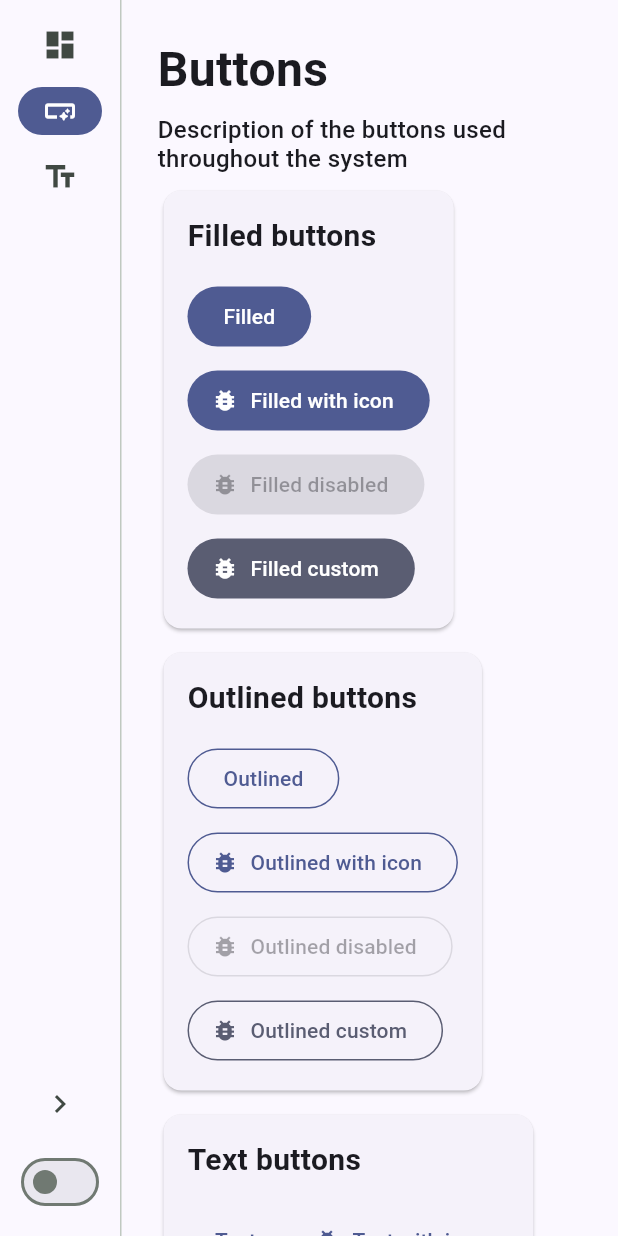
After one commit to felipeemidio/smart_design_system, a Flutter app: the screen it shows after launch, after a tap on "Typography", after a tap on "Dashboard", after a tap on "Buttons", on a phone screen of 412 x 824 dp. The commit adds this screen. Run offline on Flutter 3.47's test engine with Material 3 defaults, Android fonts, the phone set to English and light mode, and no system bars; our stand-ins replace go_router.

Commit message:
feat: add typography and PageTemplate. Update ShowcaseCard

```diff
--- a/example/lib/main.dart
+++ b/example/lib/main.dart
@@ -1,6 +1,7 @@
 import 'package:example/pages/buttons_page.dart';
 import 'package:example/pages/dashboard_page.dart';
 import 'package:example/pages/home_page.dart';
+import 'package:example/pages/typography_page.dart';
 import 'package:example/utils/animation_utils.dart';
 import 'package:flutter/material.dart';
 import 'package:flutter_web_plugins/url_strategy.dart';
@@ -38,6 +39,13 @@ final GoRouter _router = GoRouter(
             child: const ButtonsPage(),
           ),
         ),
+        GoRoute(
+          path: '/typography',
+          pageBuilder: (context, state) => buildCustomTransitionPage(
+            state: state,
+            child: const TypographyPage(),
+          ),
+        ),
       ],
     ),
   ],
--- a/example/lib/pages/buttons_page.dart
+++ b/example/lib/pages/buttons_page.dart
@@ -1,3 +1,4 @@
+import 'package:example/widgets/page_tamplate.dart';
 import 'package:example/widgets/showcase_card.dart';
 import 'package:flutter/material.dart';
 import 'package:smart_design_system/smart_design_system.dart';
@@ -7,16 +8,18 @@ class ButtonsPage extends StatelessWidget {
 
   @override
   Widget build(BuildContext context) {
-    return Padding(
-      padding: const EdgeInsets.all(24),
+    return PageTemplate(
+      title: 'Buttons',
+      subtitle: 'Description of the buttons used throughout the system',
       child: Column(
         spacing: 8,
         crossAxisAlignment: CrossAxisAlignment.start,
         children: <Widget>[
-          Text('Buttons', style: Theme.of(context).textTheme.headlineLarge),
-          Text('Try to click them and check out the snackbar', style: Theme.of(context).textTheme.titleLarge),
           ShowcaseCard(
             title: 'Filled buttons',
+            child: Wrap(
+              runSpacing: 8,
+              spacing: 8,
               children: [
                 SmartFilledButton(
                   label: 'Filled',
@@ -40,8 +43,12 @@ class ButtonsPage extends StatelessWidget {
                 ),
               ],
             ),
+          ),
           ShowcaseCard(
             title: 'Outlined buttons',
+            child: Wrap(
+              runSpacing: 8,
+              spacing: 8,
               children: [
                 SmartOutlinedButton(
                   label: 'Outlined',
@@ -50,7 +57,8 @@ class ButtonsPage extends StatelessWidget {
                 SmartOutlinedButton(
                   icon: Icons.bug_report,
                   label: 'Outlined with icon',
-                onPressed: () => SmartSnackBarUtils.error(context, message: 'Hello, from Outlined Button (with Icon)'),
+                  onPressed: () =>
+                      SmartSnackBarUtils.error(context, message: 'Hello, from Outlined Button (with Icon)'),
                 ),
                 SmartOutlinedButton(
                   icon: Icons.bug_report,
@@ -65,8 +73,12 @@ class ButtonsPage extends StatelessWidget {
                 ),
               ],
             ),
+          ),
           ShowcaseCard(
             title: 'Text buttons',
+            child: Wrap(
+              spacing: 8,
+              runSpacing: 8,
               children: [
                 SmartTextButton(
                   label: 'Text',
@@ -90,6 +102,7 @@ class ButtonsPage extends StatelessWidget {
                 ),
               ],
             ),
+          ),
         ],
       ),
     );
--- a/example/lib/pages/dashboard_page.dart
+++ b/example/lib/pages/dashboard_page.dart
@@ -1,3 +1,4 @@
+import 'package:example/widgets/page_tamplate.dart';
 import 'package:flutter/material.dart';
 
 class DashboardPage extends StatelessWidget {
@@ -5,17 +6,12 @@ class DashboardPage extends StatelessWidget {
 
   @override
   Widget build(BuildContext context) {
-    return Padding(
-      padding: const EdgeInsets.all(24),
-      child: Column(
-        children: [
-          Center(
-            child: Text(
-              'Welcome to our Smart Design System',
-              style: Theme.of(context).textTheme.headlineLarge,
-            ),
-          ),
-        ],
+    return PageTemplate(
+      child: Center(
+        child: Text(
+          'Welcome to our Smart Design System',
+          style: Theme.of(context).textTheme.headlineLarge,
+        ),
       ),
     );
   }
--- a/example/lib/pages/home_page.dart
+++ b/example/lib/pages/home_page.dart
@@ -38,6 +38,12 @@ class _HomePageState extends State<HomePage> {
             icon: Icons.smart_button_rounded,
             onPressed: () => _onSelect('/buttons'),
           ),
+          SmartRailMenu(
+            id: '/typography',
+            label: 'Typography',
+            icon: Icons.text_fields,
+            onPressed: () => _onSelect('/typography'),
+          ),
         ],
         trailing: Expanded(
           child: Padding(
--- /dev/null
+++ b/example/lib/pages/typography_page.dart
@@ -0,0 +1,71 @@
+import 'package:example/widgets/page_tamplate.dart';
+import 'package:example/widgets/showcase_card.dart';
+import 'package:flutter/material.dart';
+import 'package:smart_design_system/smart_design_system.dart';
+
+class TypographyPage extends StatelessWidget {
+  const TypographyPage({super.key});
+
+  String _buildFontText(String name, TextStyle style, String defaultFontFamily) {
+    return '$name ${style.fontFamily ?? defaultFontFamily} ${style.fontSize}px w${style.fontWeight?.value} height:${style.height}';
+  }
+
+  @override
+  Widget build(BuildContext context) {
+    final smartTypography = SmartDesignSystem.of(context).smartTypography;
+    final defaultFontFamily = Theme.of(context).textTheme.bodyLarge?.fontFamily ?? '-';
+    return PageTemplate(
+      title: 'Typography',
+      subtitle: 'Description of the texts used throughout the system',
+      child: ShowcaseCard(
+        title: 'Styles',
+        child: Column(
+          crossAxisAlignment: CrossAxisAlignment.start,
+          spacing: 16,
+          children: [
+            Text(
+              _buildFontText('Title1', smartTypography.title1, defaultFontFamily),
+              style: smartTypography.title1,
+            ),
+            Text(
+              _buildFontText('Title2', smartTypography.title2, defaultFontFamily),
+              style: smartTypography.title2,
+            ),
+            Text(
+              _buildFontText('Title3', smartTypography.title3, defaultFontFamily),
+              style: smartTypography.title3,
+            ),
+            Text(
+              _buildFontText('Title4', smartTypography.title4, defaultFontFamily),
+              style: smartTypography.title4,
+            ),
+            Text(
+              _buildFontText('Subtitle1', smartTypography.subtitle1, defaultFontFamily),
+              style: smartTypography.subtitle1,
+            ),
+            Text(
+              _buildFontText('Subtitle2', smartTypography.subtitle2, defaultFontFamily),
+              style: smartTypography.subtitle2,
+            ),
+            Text(
+              _buildFontText('Body1', smartTypography.body1, defaultFontFamily),
+              style: smartTypography.body1,
+            ),
+            Text(
+              _buildFontText('Body2', smartTypography.body2, defaultFontFamily),
+              style: smartTypography.body2,
+            ),
+            Text(
+              _buildFontText('Button', smartTypography.button, defaultFontFamily),
+              style: smartTypography.button,
+            ),
+            Text(
+              _buildFontText('label', smartTypography.label, defaultFontFamily),
+              style: smartTypography.label,
+            ),
+          ],
+        ),
+      ),
+    );
+  }
+}
--- a/example/lib/utils/animation_utils.dart
+++ b/example/lib/utils/animation_utils.dart
@@ -8,7 +8,7 @@ CustomTransitionPage<T> buildCustomTransitionPage<T>({
   return CustomTransitionPage<T>(
     key: state.pageKey,
     child: child,
-    transitionDuration: const Duration(milliseconds: 250),
+    transitionDuration: const Duration(milliseconds: 100),
     transitionsBuilder: (context, animation, secondaryAnimation, child) {
       return FadeTransition(
         opacity: CurveTween(curve: Curves.easeInOut).animate(animation),
--- /dev/null
+++ b/example/lib/widgets/page_tamplate.dart
@@ -0,0 +1,31 @@
+import 'package:flutter/material.dart';
+import 'package:smart_design_system/smart_design_system.dart';
+
+class PageTemplate extends StatelessWidget {
+  final String? title;
+  final String? subtitle;
+  final Widget child;
+  const PageTemplate({super.key, this.title, this.subtitle, required this.child});
+
+  @override
+  Widget build(BuildContext context) {
+    return SingleChildScrollView(
+      child: Padding(
+        padding: const EdgeInsets.all(24),
+        child: Column(
+          spacing: 8,
+          crossAxisAlignment: CrossAxisAlignment.start,
+          children: <Widget>[
+            if (title != null) Text(title!, style: SmartDesignSystem.of(context).smartTypography.title1),
+            if (subtitle != null)
+              Text(
+                subtitle!,
+                style: SmartDesignSystem.of(context).smartTypography.subtitle1,
+              ),
+            child,
+          ],
+        ),
+      ),
+    );
+  }
+}
--- a/example/lib/widgets/showcase_card.dart
+++ b/example/lib/widgets/showcase_card.dart
@@ -1,9 +1,10 @@
 import 'package:flutter/material.dart';
+import 'package:smart_design_system/smart_design_system.dart';
 
 class ShowcaseCard extends StatelessWidget {
   final String title;
-  final List<Widget> children;
-  const ShowcaseCard({super.key, required this.title, this.children = const []});
+  final Widget child;
+  const ShowcaseCard({super.key, required this.title, required this.child});
 
   @override
   Widget build(BuildContext context) {
@@ -14,12 +15,8 @@ class ShowcaseCard extends StatelessWidget {
           crossAxisAlignment: CrossAxisAlignment.start,
           spacing: 16,
           children: [
-            Text(title, style: Theme.of(context).textTheme.titleSmall),
-            Wrap(
-              spacing: 8,
-              runSpacing: 8,
-              children: children,
-            ),
+            Text(title, style: SmartDesignSystem.of(context).smartTypography.title4),
+            child,
           ],
         ),
       ),
--- a/lib/smart_design_system.dart
+++ b/lib/smart_design_system.dart
@@ -1,5 +1,6 @@
 import 'package:flutter/material.dart';
 import 'package:smart_design_system/src/styles/index.dart';
+import 'package:smart_design_system/src/styles/smart_typography.dart';
 
 export 'src/widgets/index.dart';
 export 'src/utils/index.dart';
@@ -7,6 +8,7 @@ export 'src/styles/index.dart';
 
 class SmartDesignSystem extends InheritedWidget {
   final SmartColors colorScheme;
+  final SmartTypography smartTypography;
   final ValueChanged<SmartColors> changeColorScheme;
 
   const SmartDesignSystem({
@@ -14,6 +16,7 @@ class SmartDesignSystem extends InheritedWidget {
     required super.child,
     required this.colorScheme,
     required this.changeColorScheme,
+    required this.smartTypography,
   });
 
   static SmartDesignSystem of(BuildContext context) {
--- /dev/null
+++ b/lib/src/styles/smart_typography.dart
@@ -0,0 +1,45 @@
+import 'package:flutter/material.dart';
+
+class SmartTypography {
+  final TextStyle title1;
+  final TextStyle title2;
+  final TextStyle title3;
+  final TextStyle title4;
+
+  final TextStyle subtitle1;
+  final TextStyle subtitle2;
+
+  final TextStyle body1;
+  final TextStyle body2;
+
+  final TextStyle button;
+  final TextStyle label;
+
+  const SmartTypography({
+    required this.title1,
+    required this.title2,
+    required this.title3,
+    required this.title4,
+    required this.subtitle1,
+    required this.subtitle2,
+    required this.body1,
+    required this.body2,
+    required this.button,
+    required this.label,
+  });
+
+  factory SmartTypography.createDefault(ThemeData theme) {
+    return SmartTypography(
+      title1: TextStyle(fontSize: 32, fontWeight: FontWeight.w700, height: 1.4),
+      title2: TextStyle(fontSize: 28, fontWeight: FontWeight.w600, height: 1.4),
+      title3: TextStyle(fontSize: 24, fontWeight: FontWeight.w600, height: 1.4),
+      title4: TextStyle(fontSize: 20, fontWeight: FontWeight.w600, height: 1.4),
+      subtitle1: TextStyle(fontSize: 16, fontWeight: FontWeight.w500, height: 1.2),
+      subtitle2: TextStyle(fontSize: 14, fontWeight: FontWeight.w500, height: 1.2),
+      body1: TextStyle(fontSize: 14, fontWeight: FontWeight.w400, height: 1.2),
+      body2: TextStyle(fontSize: 12, fontWeight: FontWeight.w400, height: 1.2),
+      button: TextStyle(fontSize: 14, fontWeight: FontWeight.w600, height: 1),
+      label: TextStyle(fontSize: 12, fontWeight: FontWeight.w400, height: 1),
+    );
+  }
+}
--- a/lib/src/utils/smart_provider.dart
+++ b/lib/src/utils/smart_provider.dart
@@ -1,6 +1,6 @@
 import 'package:flutter/material.dart';
 import 'package:smart_design_system/smart_design_system.dart';
-import 'package:smart_design_system/src/styles/default_smart_colors.dart';
+import 'package:smart_design_system/src/styles/smart_typography.dart';
 
 class SmartProvider extends StatefulWidget {
   final Brightness defaultBrightness;
@@ -17,11 +17,13 @@ class SmartProvider extends StatefulWidget {
 
 class _SmartProviderState extends State<SmartProvider> {
   late SmartColors colors;
+  late SmartTypography typography;
 
   @override
   initState() {
     super.initState();
     colors = widget.defaultBrightness == Brightness.light ? defaultLightSmartColors : defaultDarkSmartColors;
+    typography = SmartTypography.createDefault(ThemeData.light());
   }
 
   onChangeColorScheme(SmartColors newSmartColors) {
@@ -35,6 +37,7 @@ class _SmartProviderState extends State<SmartProvider> {
   Widget build(BuildContext context) {
     return SmartDesignSystem(
       colorScheme: colors,
+      smartTypography: typography,
       changeColorScheme: onChangeColorScheme,
       child: Builder(
         builder: (context) {
```
Lines whose indentation alone changed are shown as unchanged.
